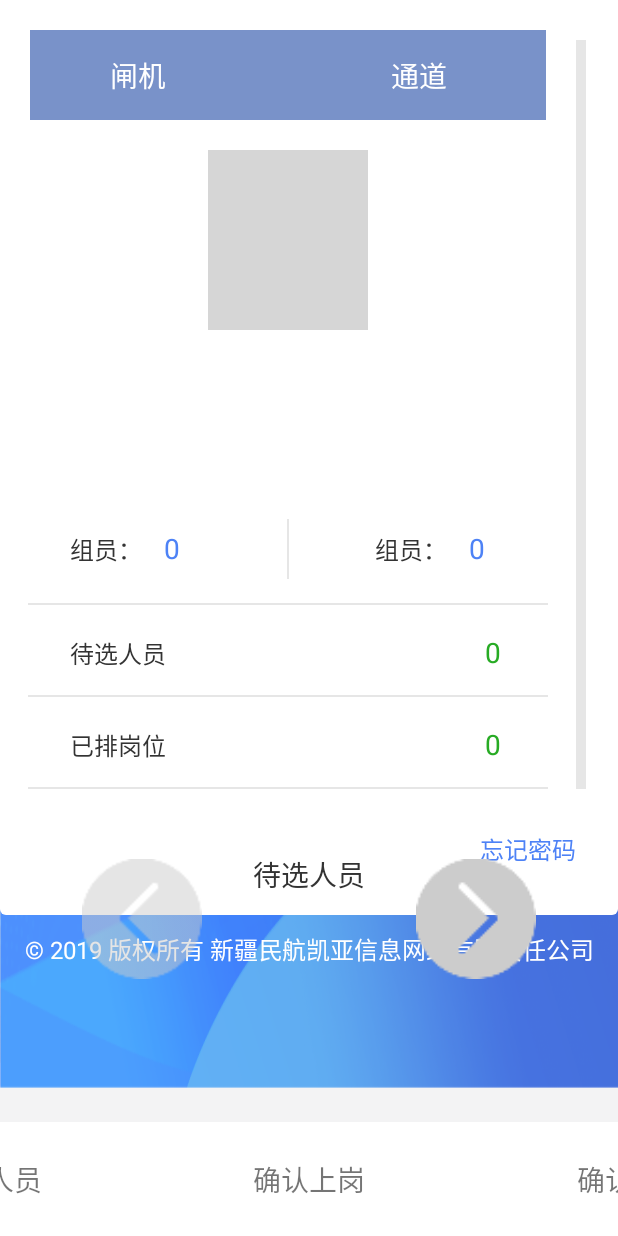
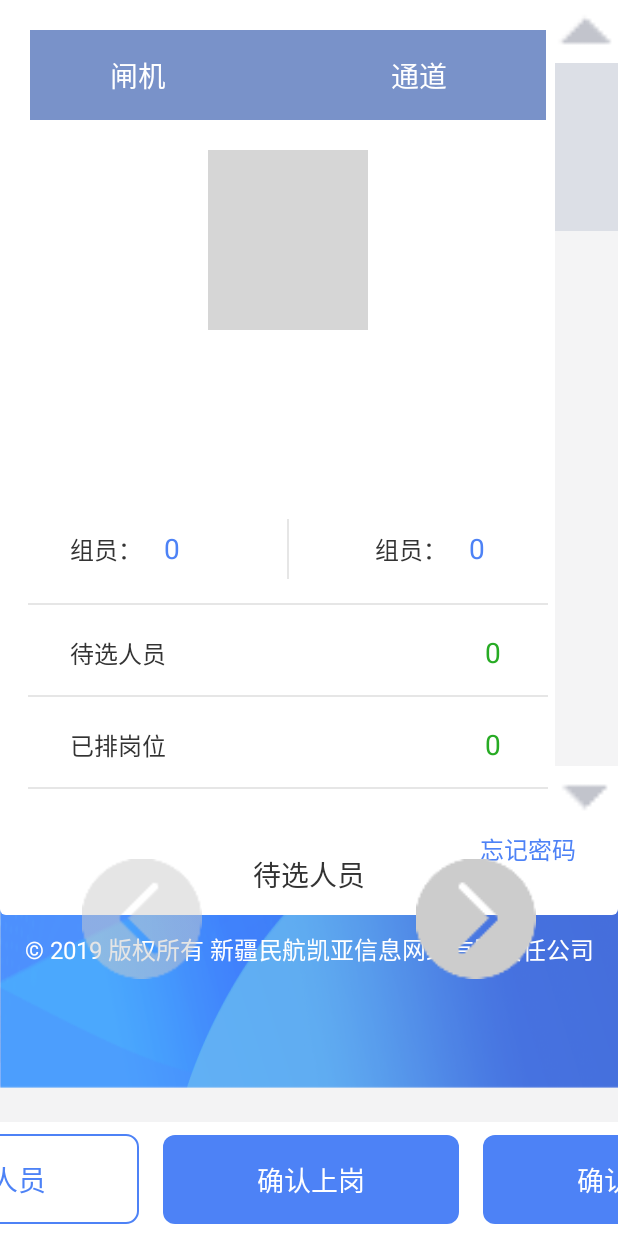
Before and after one commit to wstszx/Self_service_gate, an Android app: the fragment StaffSelectionFragment placed in its activity, on a phone screen of 412 x 824 dp. Run offline under Robolectric (Android 15) with nearby library versions, the phone set to English and light mode, and no system bars; our stand-ins replace data binding; libraries missing offline, so code that uses them is left out: com.blankj.utilcode, com.chad.library, com.orhanobut.dialogplus; pictures from the network do not load; 4 statements that could not run were skipped; grey boxes are pictures that could not be loaded.

Commit message:
调整所有布局

```diff
--- a/app/src/main/AndroidManifest.xml
+++ b/app/src/main/AndroidManifest.xml
@@ -32,10 +32,6 @@
                 <category android:name="android.intent.category.LAUNCHER" />
             </intent-filter>
         </activity>
-        <activity
-            android:name=".ui.SelfServiceGateActivity"
-            android:screenOrientation="landscape">
-        </activity>
     </application>
 
 </manifest>
--- a/app/src/main/java/com/example/self_service_gate/adapter/SelectedStaffAdapter.java
+++ b/app/src/main/java/com/example/self_service_gate/adapter/SelectedStaffAdapter.java
@@ -3,13 +3,9 @@ package com.example.self_service_gate.adapter;
 import android.content.ClipData;
 import android.content.Context;
 import android.os.Build;
-import android.util.Log;
 import android.view.MotionEvent;
 import android.view.View;
 import android.widget.ImageView;
-
-import androidx.annotation.NonNull;
-import androidx.recyclerview.widget.RecyclerView;
 
 import com.bumptech.glide.Glide;
 import com.chad.library.adapter.base.BaseQuickAdapter;
--- a/app/src/main/java/com/example/self_service_gate/data/StaffSelectionRepository.java
+++ b/app/src/main/java/com/example/self_service_gate/data/StaffSelectionRepository.java
@@ -33,7 +33,7 @@ public class StaffSelectionRepository {
 //        底下列表
         StaffMember staffMember = new StaffMember();
         List<StaffMember.MemberHelperListBean> memberHelperListBeanList = new ArrayList<>();
-        for (int i = 0; i < 20; i++) {
+        for (int i = 0; i < 50; i++) {
             StaffMember.MemberHelperListBean memberHelperListBean = new StaffMember.MemberHelperListBean();
             memberHelperListBean.setUserId(i);
             memberHelperListBean.setUserName("底下用户名" + i);
@@ -43,7 +43,7 @@ public class StaffSelectionRepository {
         staffMember.setMemberHelperList(memberHelperListBeanList);
 //      上面列表
         List<StaffMember.PostHelperListBean> postHelperListBeans = new ArrayList<>();
-        for (int i = 0; i < 20; i++) {
+        for (int i = 0; i < 50; i++) {
             StaffMember.PostHelperListBean postHelperListBean = new StaffMember.PostHelperListBean();
             postHelperListBean.setUserId(i);
             postHelperListBean.setUserName("上面用户名" + i);
--- /dev/null
+++ b/app/src/main/res/drawable/select_bg.xml
@@ -0,0 +1,6 @@
+<?xml version="1.0" encoding="utf-8"?>
+<selector xmlns:android="http://schemas.android.com/apk/res/android">
+
+    <item android:drawable="@drawable/shape_blue_2" android:state_enabled="true" />
+    <item android:drawable="@drawable/shape_white_3" android:state_enabled="false" />
+</selector>
--- /dev/null
+++ b/app/src/main/res/drawable/shape_blue_1.xml
@@ -0,0 +1,8 @@
+<?xml version="1.0" encoding="utf-8"?>
+<shape xmlns:android="http://schemas.android.com/apk/res/android"
+    android:shape="rectangle">
+    <stroke
+        android:width="1dp"
+        android:color="#4D82F6" />
+    <corners android:radius="8dp" />
+</shape>
--- /dev/null
+++ b/app/src/main/res/drawable/shape_blue_2.xml
@@ -0,0 +1,7 @@
+<?xml version="1.0" encoding="utf-8"?>
+<shape xmlns:android="http://schemas.android.com/apk/res/android"
+    android:shape="rectangle">
+    <solid android:color="#4D82F6" />
+    <corners android:radius="8dp" />
+
+</shape>
--- /dev/null
+++ b/app/src/main/res/drawable/shape_white_3.xml
@@ -0,0 +1,7 @@
+<?xml version="1.0" encoding="utf-8"?>
+<shape xmlns:android="http://schemas.android.com/apk/res/android"
+    android:shape="rectangle">
+    <solid android:color="#DFDFE0" />
+    <corners android:radius="8dp" />
+
+</shape>
--- /dev/null
+++ b/app/src/main/res/drawable/shape_white_bg_2.xml
@@ -0,0 +1,6 @@
+<?xml version="1.0" encoding="utf-8"?>
+<shape android:shape="rectangle" xmlns:android="http://schemas.android.com/apk/res/android">
+    <solid android:color="@color/white" />
+    <corners android:radius="1dp" />
+    <stroke android:color="#DCDFE6" />
+</shape>
--- a/app/src/main/res/layout/fragment_login.xml
+++ b/app/src/main/res/layout/fragment_login.xml
@@ -10,8 +10,7 @@
     <androidx.constraintlayout.widget.ConstraintLayout
         android:layout_width="match_parent"
         android:layout_height="match_parent"
-        android:background="@mipmap/bg"
-        tools:context=".ui.SelfServiceGateActivity">
+        android:background="@mipmap/bg">
 
         <TextView
             android:layout_width="wrap_content"
--- a/app/src/main/res/layout/fragment_staff_selection.xml
+++ b/app/src/main/res/layout/fragment_staff_selection.xml
@@ -249,6 +249,42 @@
             tools:itemCount="16"
             tools:listitem="@layout/item_jobs" />
 
+        <ImageView
+            android:id="@+id/iv_top"
+            android:layout_width="42dp"
+            android:layout_height="42dp"
+            android:background="@drawable/shape_white_bg_2"
+            android:src="@drawable/top"
+            app:layout_constraintEnd_toEndOf="parent"
+            app:layout_constraintTop_toTopOf="parent" />
+
+        <ImageView
+            android:id="@+id/iv_bottom"
+            android:layout_width="42dp"
+            android:layout_height="42dp"
+            android:background="@drawable/shape_white_bg_2"
+            android:src="@drawable/down"
+            app:layout_constraintBottom_toBottomOf="parent"
+            app:layout_constraintEnd_toEndOf="parent" />
+
+        <androidx.constraintlayout.widget.ConstraintLayout
+            android:id="@+id/constraint2"
+            android:layout_width="42dp"
+            android:layout_height="0dp"
+            android:background="#F4F4F5"
+            app:layout_constraintBottom_toTopOf="@id/iv_bottom"
+            app:layout_constraintEnd_toEndOf="parent"
+            app:layout_constraintTop_toBottomOf="@id/iv_top">
+
+            <View
+                android:id="@+id/scrollbar"
+                android:layout_width="42dp"
+                android:layout_height="112dp"
+                android:background="#DCDFE6"
+                app:layout_constraintEnd_toEndOf="parent"
+                app:layout_constraintTop_toTopOf="parent" />
+        </androidx.constraintlayout.widget.ConstraintLayout>
+
 
     </androidx.constraintlayout.widget.ConstraintLayout>
 
@@ -307,9 +343,11 @@
             android:id="@+id/tv_adjustment_staff"
             android:layout_width="wrap_content"
             android:layout_height="wrap_content"
+            android:background="@drawable/shape_blue_1"
             android:paddingHorizontal="94px"
             android:paddingVertical="24px"
             android:text="@string/adjustment_staff"
+            android:textColor="@color/blue"
             android:textSize="28px"
             app:layout_constraintBottom_toBottomOf="parent"
             app:layout_constraintEnd_toStartOf="@+id/tv_confirm_to_work"
@@ -324,10 +362,12 @@
             android:layout_height="wrap_content"
             android:layout_marginStart="24px"
             android:layout_marginEnd="24px"
+            android:background="@drawable/select_bg"
             android:paddingHorizontal="94px"
             android:paddingVertical="24px"
             android:text="@string/confirm_to_work"
-            android:textSize="28px"
+            android:textColor="@color/white"
+            android:textSize="18sp"
             app:layout_constraintBottom_toBottomOf="parent"
             app:layout_constraintEnd_toStartOf="@+id/tv_confirm_laid_off"
             app:layout_constraintHorizontal_bias="0.5"
@@ -338,10 +378,12 @@
             android:id="@+id/tv_confirm_laid_off"
             android:layout_width="wrap_content"
             android:layout_height="wrap_content"
+            android:background="@drawable/select_bg"
             android:paddingHorizontal="94px"
             android:paddingVertical="24px"
             android:text="@string/confirm_laid_off"
-            android:textSize="28px"
+            android:textColor="@color/white"
+            android:textSize="18sp"
             app:layout_constraintBottom_toBottomOf="parent"
             app:layout_constraintEnd_toEndOf="parent"
             app:layout_constraintHorizontal_bias="0.5"
--- a/app/src/main/res/layout/fragment_user_agreement.xml
+++ b/app/src/main/res/layout/fragment_user_agreement.xml
@@ -9,7 +9,7 @@
     <TextView
         android:layout_width="match_parent"
         android:layout_height="match_parent"
-        android:text="@string/hello_blank_fragment" />
+        tools:text="@string/hello_blank_fragment" />
 
     <androidx.constraintlayout.widget.ConstraintLayout
         android:layout_width="0dp"
```
Also changed, not shown: app/src/main/java/com/example/self_service_gate/ui/CheckUpdatesFragment.java (+3 -6 lines), app/src/main/java/com/example/self_service_gate/ui/SelfServiceGateActivity.java (deleted, +0 -16 lines), app/src/main/java/com/example/self_service_gate/ui/StaffSelectionFragment.java (+80 -9 lines), app/src/main/res/layout/activity_self_service_gate.xml (deleted, +0 -123 lines), app/src/main/res/drawable-xxhdpi/down.png (added), app/src/main/res/drawable-xxhdpi/top.png (added).
